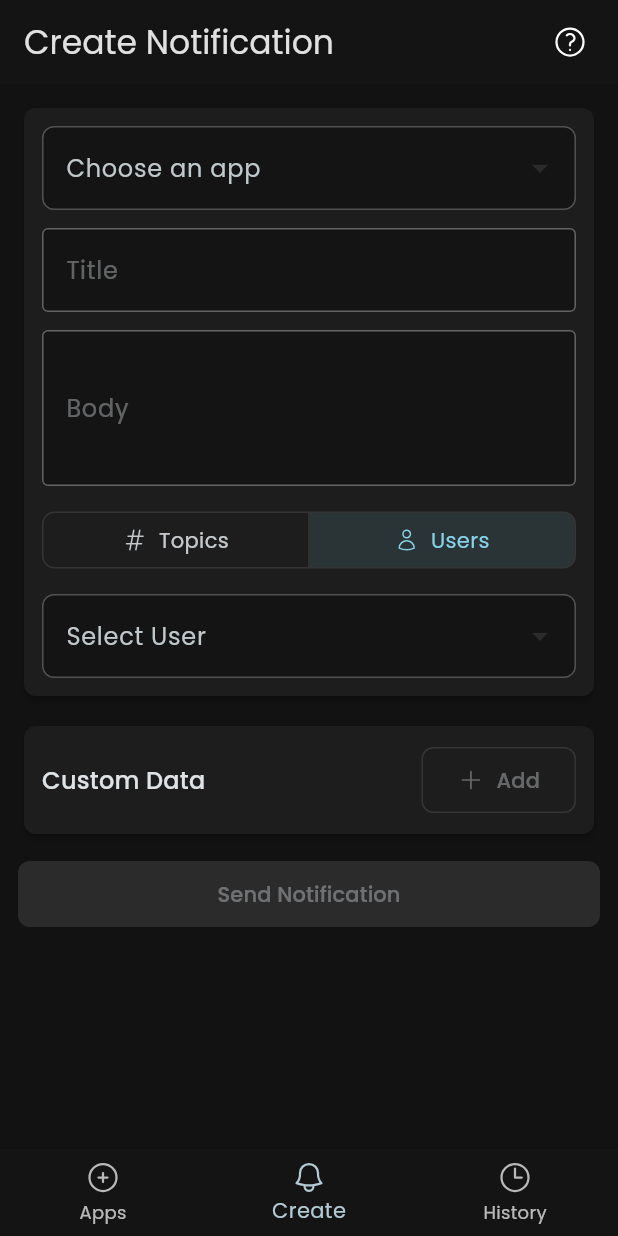
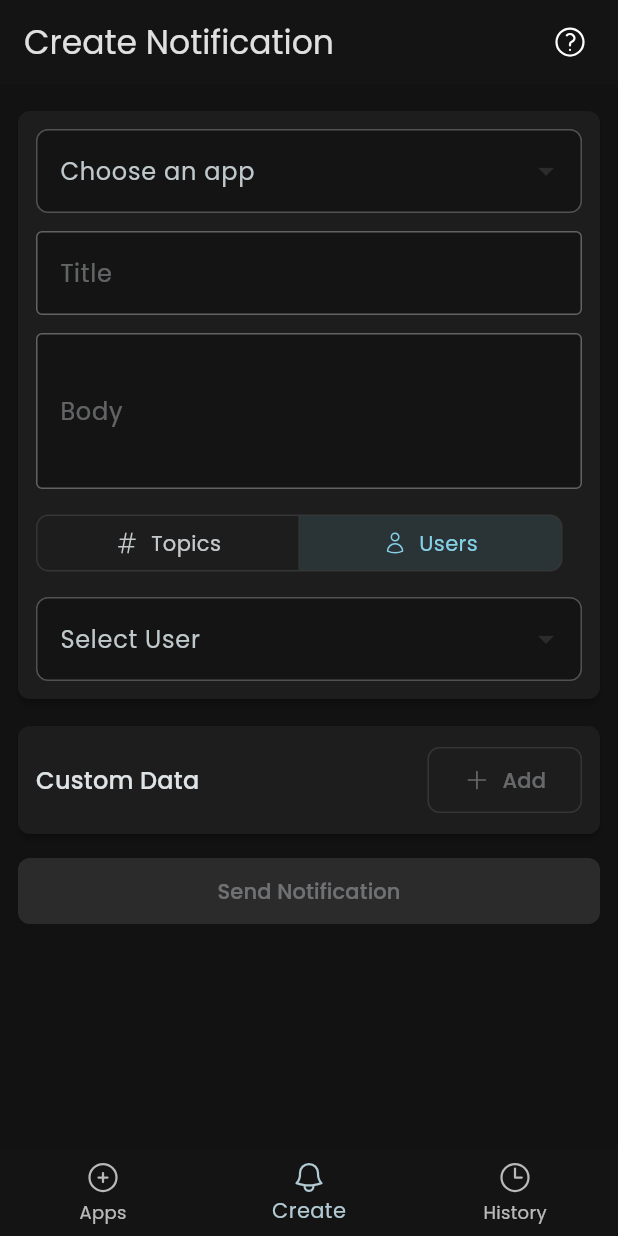
Before and after one commit to stanimeros/flutter-firebase-messenger, a Flutter app: the screen it shows after launch, item 2 of the bottom bar chosen, after a tap on "Users", on a phone screen of 412 x 824 dp. Run offline on Flutter 3.47's test engine with Material 3 defaults, Android fonts, the phone set to English and light mode, and no system bars; our stand-ins replace file_picker, flutter_secure_storage, google_fonts, googleapis_auth, heroicons, shared_preferences and 1 more; accounts and stored records are empty.

Commit message:
Enhance AppDetailScreen and CreateAppScreen by updating title display and improving layout for logo previews. Refactor topic and user list handling in AppDetailScreen to streamline UI and improve user experience. Update CreateNotificationScreen to include validation for topic and user selection, enhancing form usability. Adjust card margins in CustomAppTheme for consistent spacing across the app.

```diff
--- a/lib/screens/apps_screen.dart
+++ b/lib/screens/apps_screen.dart
@@ -132,7 +132,6 @@ class _AppsScreenState extends State<AppsScreen> with AutomaticKeepAliveClientMi
               itemBuilder: (context, index) {
                 final app = _apps[index];
                 return Card(
-                  margin: const EdgeInsets.only(bottom: 8),
                   child: ListTile(
                     leading: _buildAppLogo(app.imageData, app.name),
                     title: Text(app.name),
--- a/lib/screens/create_notification_screen.dart
+++ b/lib/screens/create_notification_screen.dart
@@ -123,19 +123,6 @@ class _CreateNotificationScreenState extends State<CreateNotificationScreen> wit
     if (_selectedApp == null) {
       ScaffoldMessenger.of(context).showSnackBar(
         const SnackBar(content: Text('Please select an app')),
-      );
-      return;
-    }
-
-    if (_useTopics && _selectedTopic == null) {
-      ScaffoldMessenger.of(context).showSnackBar(
-        const SnackBar(content: Text('Please select a topic')),
-      );
-      return;
-    }
-    if (!_useTopics && _selectedUser == null) {
-      ScaffoldMessenger.of(context).showSnackBar(
-        const SnackBar(content: Text('Please select a user')),
       );
       return;
     }
@@ -311,7 +298,7 @@ class _CreateNotificationScreenState extends State<CreateNotificationScreen> wit
                         Expanded(
                           child: ToggleButtons(
                             isSelected: [_useTopics, !_useTopics],
-                            constraints: BoxConstraints(minWidth: (MediaQuery.of(context).size.width - 59) / 2),
+                            constraints: BoxConstraints(minWidth: (MediaQuery.of(context).size.width - 64) / 2),
                             onPressed: (index) {
                               setState(() {
                                 _useTopics = index == 0;
@@ -369,6 +356,12 @@ class _CreateNotificationScreenState extends State<CreateNotificationScreen> wit
                             _selectedTopic = topic;
                           });
                         } : null,
+                        validator: (value) {
+                          if (value == null) {
+                            return 'Please select a topic';
+                          }
+                          return null;
+                        },
                       )
                     else
                       DropdownButtonFormField<UserModel?>(
@@ -386,12 +379,18 @@ class _CreateNotificationScreenState extends State<CreateNotificationScreen> wit
                             _selectedUser = user;
                           });
                         } : null,
+                        validator: (value) {
+                          if (value == null) {
+                            return 'Please select a user';
+                          }
+                          return null;
+                        },
                       ),
                   ],
                 ),
               ),
             ),
-            const SizedBox(height: 12),
+            const SizedBox(height: 6),
             Card(
               child: Padding(
                 padding: const EdgeInsets.all(12),
@@ -414,8 +413,17 @@ class _CreateNotificationScreenState extends State<CreateNotificationScreen> wit
                     ),
                     if (_customData.isNotEmpty) ...[
                       const SizedBox(height: 12),
-                      ..._customData.entries.map((entry) => Card(
-                            margin: const EdgeInsets.only(bottom: 8),
+                      ..._customData.entries.map((entry) => Padding(
+                        padding: const EdgeInsets.symmetric(vertical: 4),
+                        child: Container(
+                              decoration: BoxDecoration(
+                                color: Theme.of(context).colorScheme.surface,
+                                borderRadius: BorderRadius.circular(8),
+                                border: Border.all(
+                                  color: Theme.of(context).colorScheme.onSurface.withValues(alpha: 0.2),
+                                  width: 1,
+                                ),
+                              ),
                               child: ListTile(
                                 title: Text(entry.key),
                                 subtitle: Text(entry.value),
@@ -424,15 +432,20 @@ class _CreateNotificationScreenState extends State<CreateNotificationScreen> wit
                                   onPressed: () => _removeCustomData(entry.key),
                                 ),
                               ),
+                            ),
                       )),
                     ]
                   ],
                 ),
               ),
             ),
-            const SizedBox(height: 12),
+            const SizedBox(height: 8),
             ElevatedButton(
-              onPressed: (_selectedApp != null && !_isLoading) ? _sendNotification : null,
+              onPressed: (_selectedApp != null &&
+                         !_isLoading &&
+                         ((_useTopics && _selectedTopic != null) || (!_useTopics && _selectedUser != null)))
+                  ? _sendNotification
+                  : null,
               child: _isLoading
                   ? const SizedBox(
                       height: 20,
--- a/lib/widgets/custom_app_theme.dart
+++ b/lib/widgets/custom_app_theme.dart
@@ -70,6 +70,7 @@ class CustomAppTheme {
       cardTheme: CardThemeData(
         color: darkCardSurface,
         elevation: 2,
+        margin: const EdgeInsets.symmetric(vertical: 6),
         shape: RoundedRectangleBorder(
           borderRadius: BorderRadius.circular(8),
         ),
```
Also changed, not shown: lib/screens/app_detail_screen.dart (+29 -27 lines), lib/screens/create_app_screen.dart (+6 -13 lines), lib/screens/history_screen.dart (+26 -28 lines). Lines whose indentation alone changed are shown as unchanged.
